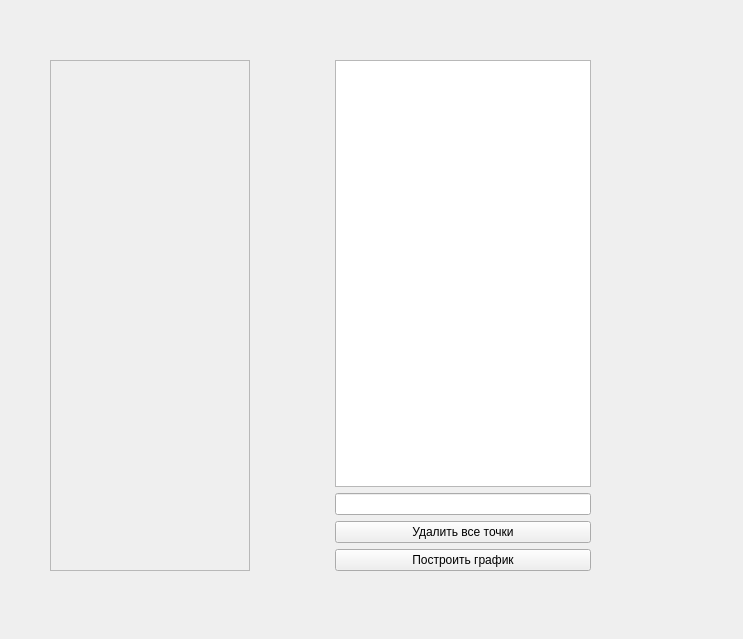
This is canvas.ui in needsomesleeptd/Compgraph as Qt 5 draws it before an edit. The edited form follows.
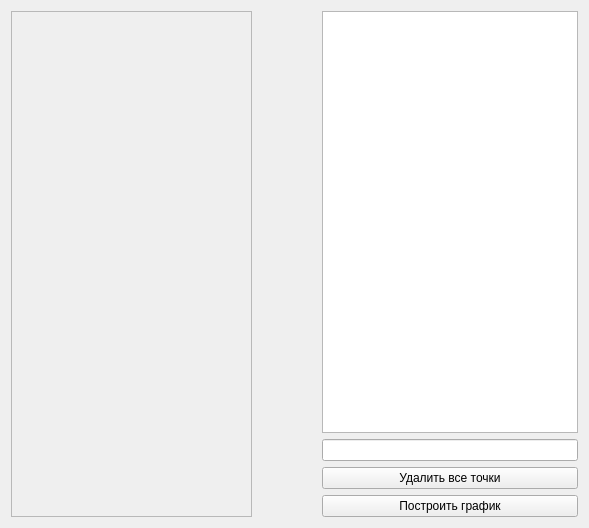
This is the edited form. Custom widgets are drawn as their Qt base class.

Patch:
```diff
--- a/canvas.ui
+++ b/canvas.ui
@@ -6,29 +6,28 @@
    <rect>
     <x>0</x>
     <y>0</y>
-    <width>743</width>
-    <height>639</height>
+    <width>589</width>
+    <height>526</height>
    </rect>
   </property>
   <property name="windowTitle">
    <string>Form</string>
   </property>
-  <widget class="QWidget" name="horizontalLayoutWidget">
-   <property name="geometry">
-    <rect>
-     <x>50</x>
-     <y>60</y>
-     <width>541</width>
-     <height>511</height>
-    </rect>
-   </property>
    <layout class="QHBoxLayout" name="horizontalLayout">
     <item>
-     <widget class="Canvas" name="frame">
+    <layout class="QGridLayout" name="gridLayout">
+     <item row="0" column="0">
+      <widget class="Canvas" name="canvas">
+       <property name="sizePolicy">
+        <sizepolicy hsizetype="Expanding" vsizetype="Expanding">
+         <horstretch>0</horstretch>
+         <verstretch>0</verstretch>
+        </sizepolicy>
+       </property>
       <property name="minimumSize">
        <size>
         <width>200</width>
-        <height>0</height>
+         <height>100</height>
        </size>
       </property>
       <property name="frameShape">
@@ -39,35 +38,45 @@
       </property>
      </widget>
     </item>
-    <item>
+     <item row="0" column="1">
      <spacer name="horizontalSpacer">
       <property name="orientation">
        <enum>Qt::Horizontal</enum>
       </property>
+       <property name="sizeType">
+        <enum>QSizePolicy::Fixed</enum>
+       </property>
       <property name="sizeHint" stdset="0">
        <size>
-        <width>40</width>
-        <height>20</height>
+         <width>64</width>
+         <height>506</height>
        </size>
       </property>
      </spacer>
     </item>
-    <item>
-     <layout class="QVBoxLayout" name="verticalLayout">
-      <item>
-       <widget class="QListView" name="list_nodes"/>
-      </item>
-      <item>
+     <item row="0" column="2">
+      <layout class="QGridLayout" name="gridLayout_2">
+       <item row="0" column="0">
+        <widget class="QListView" name="list_nodes">
+         <property name="minimumSize">
+          <size>
+           <width>100</width>
+           <height>100</height>
+          </size>
+         </property>
+        </widget>
+       </item>
+       <item row="1" column="0">
        <widget class="QLineEdit" name="input_line"/>
       </item>
-      <item>
+       <item row="2" column="0">
        <widget class="QPushButton" name="delete_nodes">
         <property name="text">
          <string>Удалить все точки</string>
         </property>
        </widget>
       </item>
-      <item>
+       <item row="3" column="0">
        <widget class="QPushButton" name="place_nodes">
         <property name="text">
          <string>Построить график</string>
@@ -77,7 +86,8 @@
      </layout>
     </item>
    </layout>
-  </widget>
+   </item>
+  </layout>
  </widget>
  <customwidgets>
   <customwidget>
```
Lines whose indentation alone changed are shown as unchanged.
